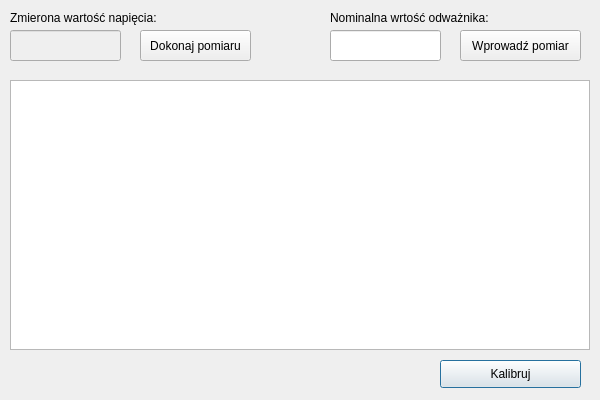
Above: UI/CalibrateDialogUI.ui from Szkodniq1/Propeller-Dynamometer before the change. Below: the same form after it.
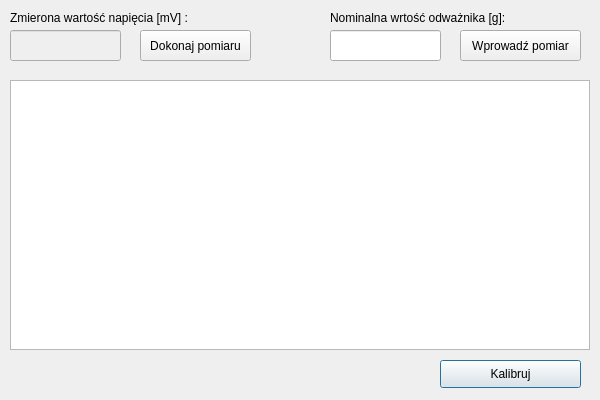
That is the form after the change.

The edit to the form file:
```diff
--- a/UI/CalibrateDialogUI.ui
+++ b/UI/CalibrateDialogUI.ui
@@ -46,12 +46,12 @@
     <rect>
      <x>330</x>
      <y>10</y>
-     <width>191</width>
+     <width>201</width>
      <height>16</height>
     </rect>
    </property>
    <property name="text">
-    <string>Nominalna wrtość odważnika:</string>
+    <string>Nominalna wrtość odważnika [g]:</string>
    </property>
   </widget>
   <widget class="QPushButton" name="calibrate">
@@ -72,12 +72,12 @@
     <rect>
      <x>10</x>
      <y>10</y>
-     <width>171</width>
+     <width>201</width>
      <height>16</height>
     </rect>
    </property>
    <property name="text">
-    <string>Zmierona wartość napięcia:</string>
+    <string>Zmierona wartość napięcia [mV] :</string>
    </property>
   </widget>
   <widget class="QPushButton" name="calibrateInsertValue">
```
